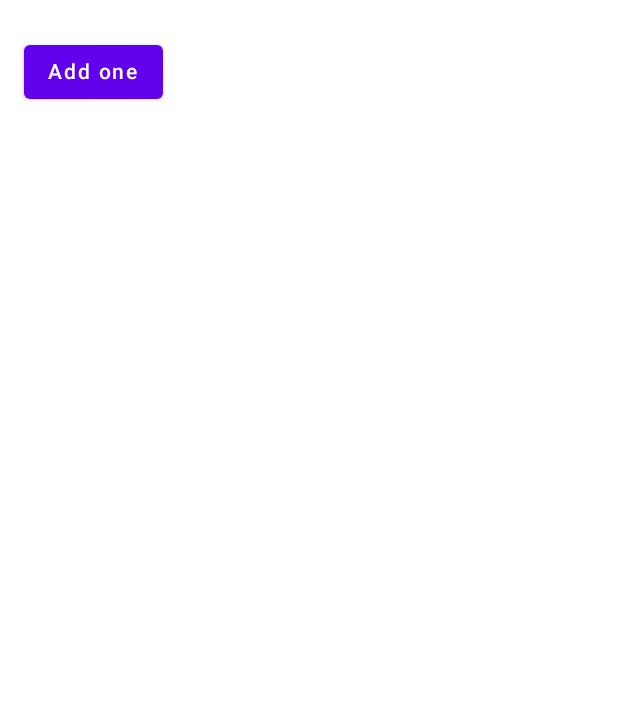
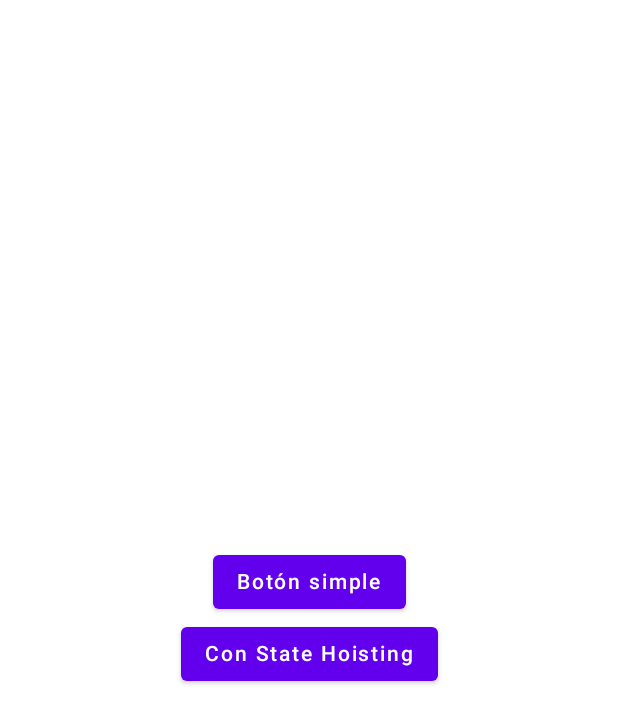
Before and after one commit to avidaldo/jetpack-compose-state, an Android app built with Jetpack Compose: the screen it shows after launch (MainActivity), after a tap on "Ejemplo 1", on a phone screen of 412 x 824 dp. Shown: the top 723 px of the screen. Run offline under Robolectric (Android 15) with nearby library versions, the phone set to English and light mode, and no system bars.

Commit message:
menu ej01 a y b

```diff
--- a/app/src/main/java/com/example/jetpackcomposeestado/navigation/Navigation.kt
+++ b/app/src/main/java/com/example/jetpackcomposeestado/navigation/Navigation.kt
@@ -5,9 +5,11 @@ import androidx.navigation.compose.NavHost
 import androidx.navigation.compose.composable
 import androidx.navigation.compose.rememberNavController
 import com.example.jetpackcompose1.screens.MainScreen
+import com.example.jetpackcomposeestado.screens.Ej01Screen
 import com.example.jetpackcomposeestado.screens.Ej03Screen
 import com.example.jetpackcomposeestado.screens.Ej04Screen
 import com.example.jetpackcomposeestado.screens.Ej05Screen
+import com.example.jetpackcomposeestado.screens.ej01.Ej01aScreen
 import com.example.jetpackcomposeestado.screens.ej01.Ej01bScreen
 import com.example.jetpackcomposeestado.screens.ej02.Ej02Screen
 import com.example.jetpackcomposeestado.screens.ej03.Ej03aScreen
@@ -27,7 +29,9 @@ fun Navigation() {
 
         composable(route = Screens.MainScreen.route) { MainScreen(navController) }
 
-        composable(route = Screens.Ejemplo01.route) { Ej01bScreen() }
+        composable(route = Screens.Ejemplo01.route) { Ej01Screen(navController) }
+        composable(route = Screens.Ejemplo01a.route) { Ej01aScreen() }
+        composable(route = Screens.Ejemplo01b.route) { Ej01bScreen() }
 
         composable(route = Screens.Ejemplo02.route) { Ej02Screen() }
 
--- a/app/src/main/java/com/example/jetpackcomposeestado/navigation/Screens.kt
+++ b/app/src/main/java/com/example/jetpackcomposeestado/navigation/Screens.kt
@@ -4,6 +4,8 @@ sealed class Screens(val route: String){
     object MainScreen: Screens("initial_screen")
 
     object Ejemplo01: Screens("ej01")
+    object Ejemplo01a: Screens("ej01a")
+    object Ejemplo01b: Screens("ej01b")
 
     object Ejemplo02: Screens("ej02")
 
--- /dev/null
+++ b/app/src/main/java/com/example/jetpackcomposeestado/screens/Menu01Screen.kt
@@ -0,0 +1,30 @@
+package com.example.jetpackcomposeestado.screens
+
+import androidx.compose.foundation.layout.Arrangement
+import androidx.compose.foundation.layout.Column
+import androidx.compose.foundation.layout.fillMaxSize
+import androidx.compose.material.Button
+import androidx.compose.material.Text
+import androidx.compose.runtime.Composable
+import androidx.compose.ui.Alignment
+import androidx.compose.ui.Modifier
+import androidx.navigation.NavController
+import com.example.jetpackcomposeestado.navigation.Screens
+
+@Composable
+fun Ej01Screen(navController: NavController) {
+
+    Column(
+        modifier = Modifier.fillMaxSize(),
+        verticalArrangement = Arrangement.Center,
+        horizontalAlignment = Alignment.CenterHorizontally,
+    ) {
+        Button(onClick = { navController.navigate(route = Screens.Ejemplo01a.route) }) {
+            Text(text = "Botón simple")
+        }
+        Button(onClick = { navController.navigate(route = Screens.Ejemplo01b.route) }) {
+            Text(text = "Con State Hoisting")
+        }
+    }
+
+}
--- a/app/src/main/java/com/example/jetpackcomposeestado/screens/MenuScreen.kt
+++ b/app/src/main/java/com/example/jetpackcomposeestado/screens/MenuScreen.kt
@@ -34,6 +34,9 @@ fun MainScreen(navController: NavController) {
         Button(onClick = { navController.navigate(route = Screens.Ejemplo05.route) }) {
             Text(text = "Ejemplo 5")
         }
+        Button(onClick = { navController.navigate(route = Screens.Ejemplo06.route) }) {
+            Text(text = "Ejemplo 6")
+        }
     }
 
 }
```
Also changed, not shown: app/src/main/java/com/example/jetpackcomposeestado/screens/Ej06Screen.kt (added, +38 -0 lines).
